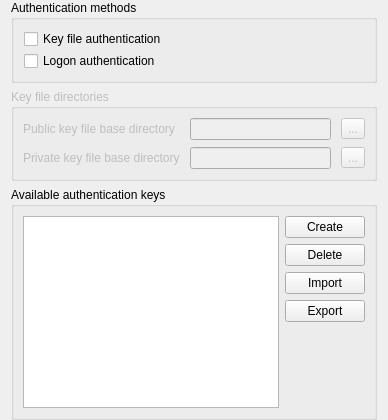
Before: the Qt Designer form plugins/authkeys/AuthKeysConfigurationPage.ui in veyon/veyon, drawn with Qt 5.
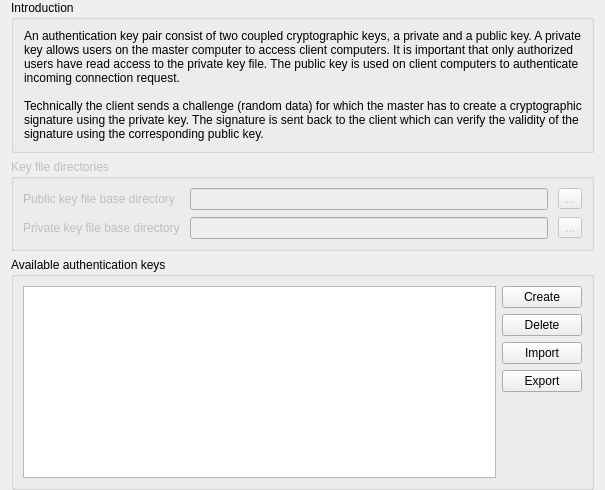
After: the same form once the commit is applied. Icons and pictures are not drawn.

Commit message: Plugins: AuthKeys: ConfigurationPage: add introduction text

The edit to the form file:
```diff
--- a/plugins/authkeys/AuthKeysConfigurationPage.ui
+++ b/plugins/authkeys/AuthKeysConfigurationPage.ui
@@ -19,19 +19,28 @@
    <item>
     <widget class="QGroupBox" name="groupBox_5">
      <property name="title">
-      <string>Authentication methods</string>
+      <string>Introduction</string>
      </property>
-     <layout class="QGridLayout" name="gridLayout_6">
+     <layout class="QVBoxLayout" name="verticalLayout_3">
       <property name="leftMargin">
        <number>10</number>
       </property>
-      <property name="horizontalSpacing">
-       <number>6</number>
-      </property>
-      <property name="verticalSpacing">
-       <number>2</number>
-      </property>
-      <item row="2" column="1">
+      <item>
+       <widget class="QLabel" name="label">
+        <property name="text">
+         <string>An authentication key pair consist of two coupled cryptographic keys, a private and a public key. A private key allows users on the master computer to access client computers. It is important that only authorized users have read access to the private key file. The public key is used on client computers to authenticate incoming connection request.
+
+Technically the client sends a challenge (random data) for which the master has to create a cryptographic signature using the private key. The signature is sent back to the client which can verify the validity of the signature using the corresponding public key.</string>
+        </property>
+        <property name="textFormat">
+         <enum>Qt::PlainText</enum>
+        </property>
+        <property name="wordWrap">
+         <bool>true</bool>
+        </property>
+       </widget>
+      </item>
+      <item>
        <spacer name="horizontalSpacer_7">
         <property name="orientation">
          <enum>Qt::Horizontal</enum>
@@ -44,20 +53,6 @@
         </property>
        </spacer>
       </item>
-      <item row="1" column="0">
-       <widget class="QCheckBox" name="isLogonAuthenticationEnabled">
-        <property name="text">
-         <string>Logon authentication</string>
-        </property>
-       </widget>
-      </item>
-      <item row="0" column="0">
-       <widget class="QCheckBox" name="isKeyAuthenticationEnabled">
-        <property name="text">
-         <string>Key file authentication</string>
-        </property>
-       </widget>
-      </item>
      </layout>
     </widget>
    </item>
```
Left out of the diff: 23 changed lines with no effect on the pictures. The commit also changes 1 other file.
